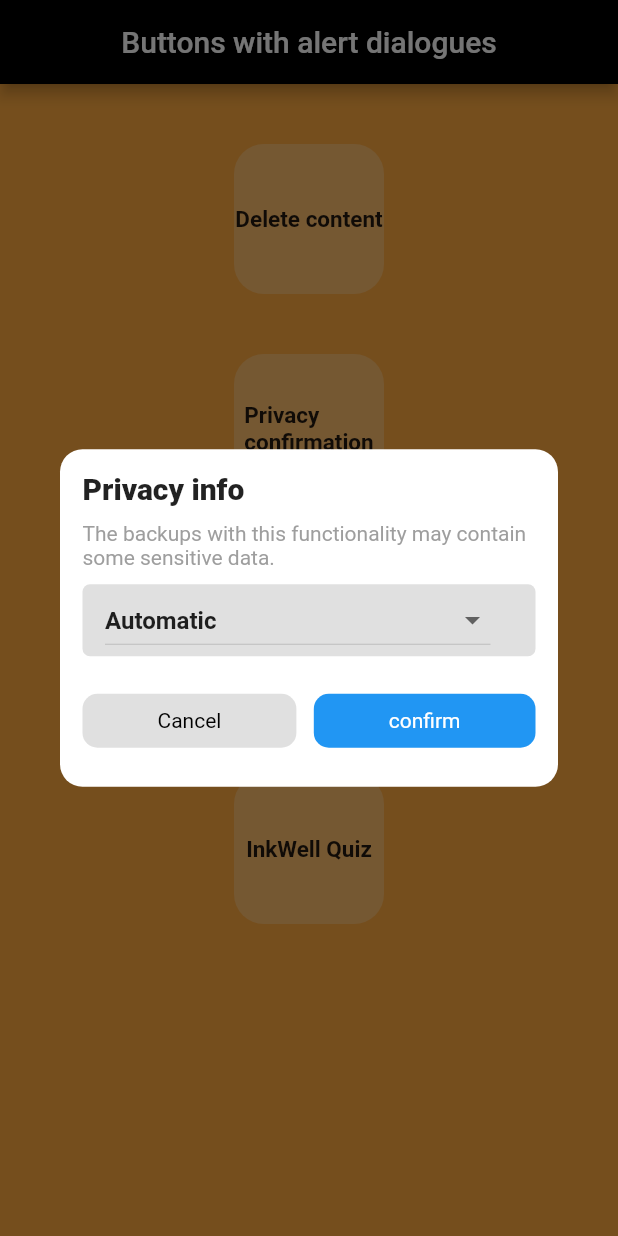
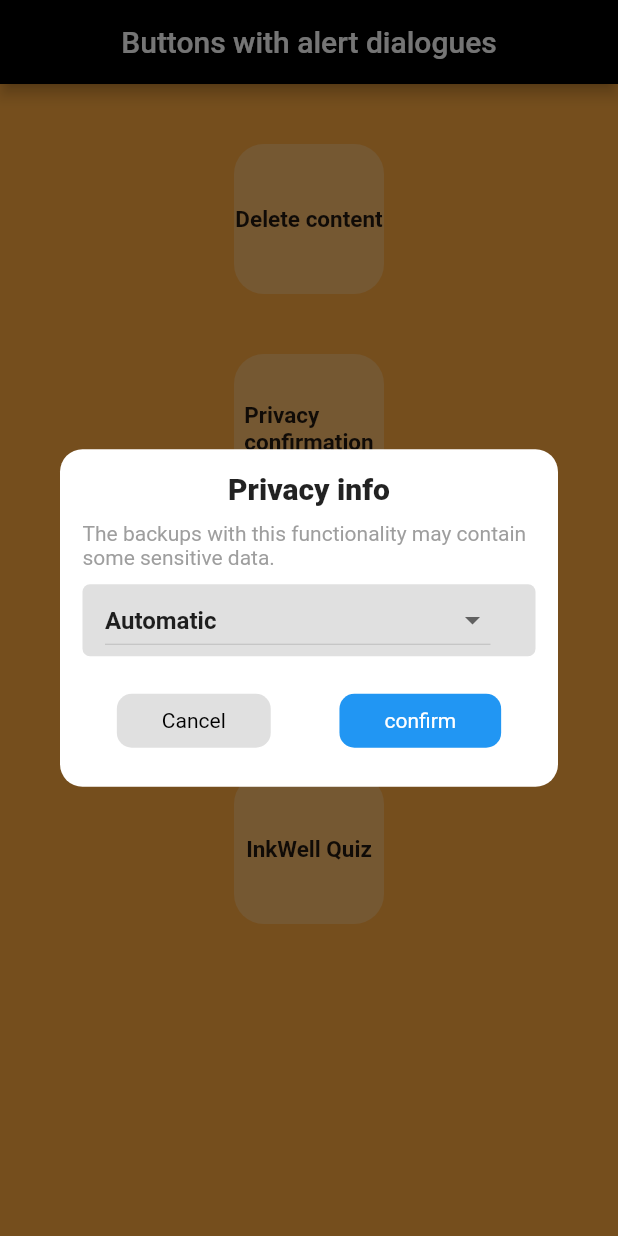
Before and after one commit to nehmajmudar/demo_flutter, a Flutter app: the screen it shows after launch, after a tap on an icon or button, on a phone screen of 412 x 824 dp. Run offline on Flutter 3.47's test engine with Material 2 defaults, Android fonts, the phone set to English and light mode, and no system bars.

Commit message:
Updated code

```diff
--- a/lib/custom_dialogues/inkwell_custom_alert.dart
+++ b/lib/custom_dialogues/inkwell_custom_alert.dart
@@ -42,7 +42,6 @@ class _InkwellCustomAlertState extends State<InkwellCustomAlert> {
                 ),
                 onTap: (){
                   Navigator.of(context).pop();
-                  setState(() {});
                 },
               ),
             ),
--- a/lib/custom_dialogues/privacyInfo_custom_alert.dart
+++ b/lib/custom_dialogues/privacyInfo_custom_alert.dart
@@ -25,7 +25,6 @@ class _PrivacyCustomAlertState extends State<PrivacyCustomAlert> {
         height: 225,
         padding: EdgeInsets.all(15.0),
         child: Column(
-          crossAxisAlignment: CrossAxisAlignment.start,
           children: [
             Text("${widget.title}",style: TextStyle(fontWeight: FontWeight.w900,fontSize: 20),textAlign: TextAlign.left,),
             SizedBox(
@@ -57,13 +56,13 @@ class _PrivacyCustomAlertState extends State<PrivacyCustomAlert> {
               ),
             ),
             Row(
-              mainAxisAlignment: MainAxisAlignment.spaceBetween,
+              mainAxisAlignment: MainAxisAlignment.spaceAround,
               children: [
                 GestureDetector(
                   child: Container(
                     child: Text(AppString.txtCancel,style: TextStyle(color: AppColors.colorBlack)),
                     alignment: Alignment.center,
-                    padding: EdgeInsets.symmetric(vertical: 10.0,horizontal: 50.0),
+                    padding: EdgeInsets.symmetric(vertical: 10.0,horizontal: 30.0),
                     decoration: BoxDecoration(
                         color: AppColors.colorGrey300,
                         borderRadius: BorderRadius.circular(10.0)
@@ -71,15 +70,13 @@ class _PrivacyCustomAlertState extends State<PrivacyCustomAlert> {
                   ),
                   onTap: (){
                     Navigator.of(context).pop();
-                    setState(() {
-                    });
                   },
                 ),
                 GestureDetector(
                   child: Container(
                     child: Text(AppString.txtConfirm,style: TextStyle(color: AppColors.colorWhite)),
                     alignment: Alignment.center,
-                    padding: EdgeInsets.symmetric(vertical: 10.0,horizontal: 50.0),
+                    padding: EdgeInsets.symmetric(vertical: 10.0,horizontal: 30.0),
                     decoration: BoxDecoration(
                         color: AppColors.colorBlue,
                         borderRadius: BorderRadius.circular(10.0)
--- a/lib/screens/demo_buttons.dart
+++ b/lib/screens/demo_buttons.dart
@@ -48,7 +48,6 @@ class _DemoButtonsState extends State<DemoButtons> {
                           return DeleteCustomAlert(title: AppString.txtDeleteContent, content: AppString.txtAreYouSureToRemoveTheContent);
                         }
                     );
-                    // setState(() {});
                   }
               ),
               GestureDetector(
@@ -71,7 +70,6 @@ class _DemoButtonsState extends State<DemoButtons> {
                           return PrivacyCustomAlert(title: AppString.txtPrivacyInfo, content: AppString.txtTheBackupsWithThisFunctionalityMayContainSomeSensitiveData);
                         }
                     );
-                    setState(() {});
                   }
               ),
               GestureDetector(
@@ -94,7 +92,6 @@ class _DemoButtonsState extends State<DemoButtons> {
                           return SearchbarCustomAlert(title: AppString.txtSearchBar, content: AppString.txtSelectTheSearchBar);
                         }
                     );
-                    setState(() {});
                   }
               ),
               InkWell(
```
Also changed, not shown: lib/custom_dialogues/delete_custom_alert.dart (+3 -6 lines).
